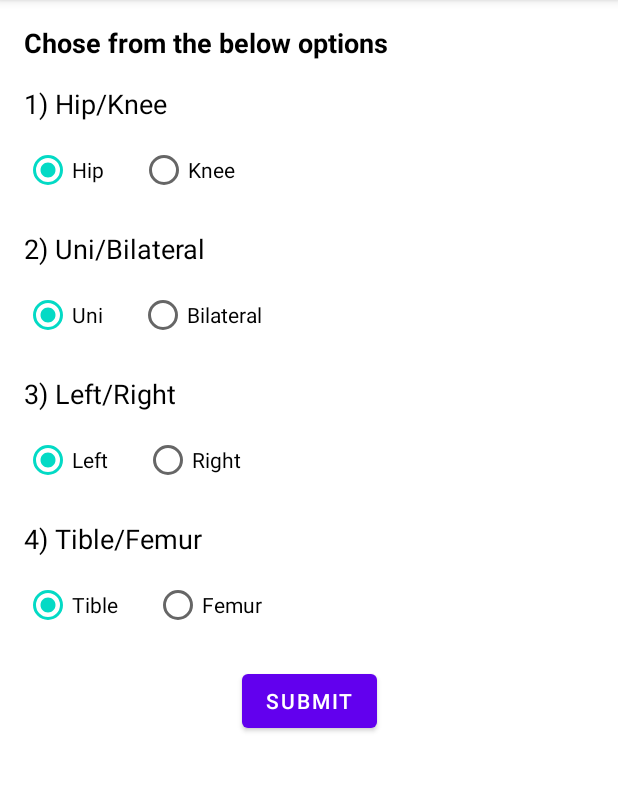
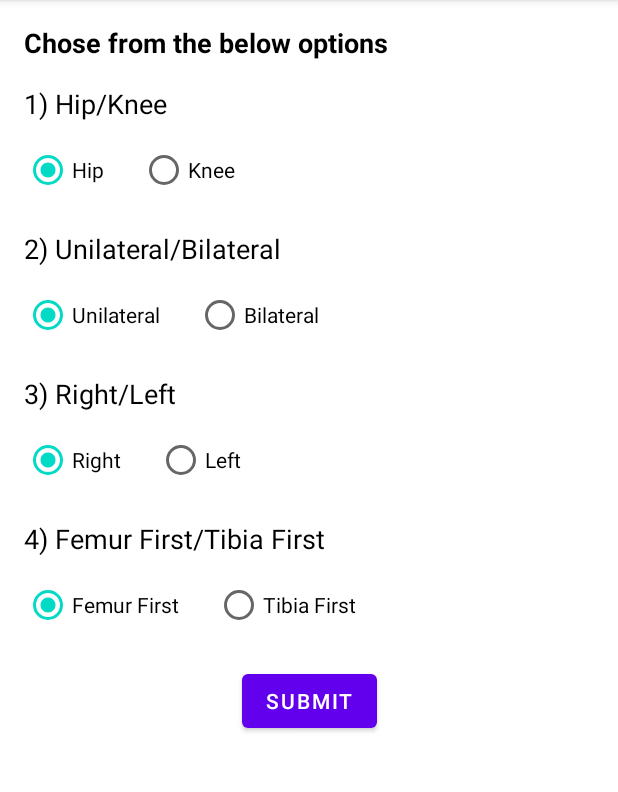
Before and after one commit to Sathish-Kumar-Kanagaraj/BLE, an Android app: the SelectionActivity screen opened directly, with no data from a screen before it, on a phone screen of 412 x 824 dp, the part 84-876 px from its top. Run offline under Robolectric (Android 15) with nearby library versions, the phone set to English and light mode, and no system bars.

```diff
--- a/app/src/main/res/layout/activity_selection.xml
+++ b/app/src/main/res/layout/activity_selection.xml
@@ -67,7 +67,7 @@
         android:layout_width="0dp"
         android:layout_height="wrap_content"
         android:layout_marginTop="16dp"
-        android:text="2) Uni/Bilateral"
+        android:text="2) Unilateral/Bilateral"
         android:textColor="@color/black"
         android:textSize="18sp"
         app:layout_constraintEnd_toEndOf="parent"
@@ -91,7 +91,7 @@
             android:layout_width="wrap_content"
             android:layout_height="wrap_content"
             android:checked="true"
-            android:text="Uni">
+            android:text="Unilateral">
 
         </androidx.appcompat.widget.AppCompatRadioButton>
 
@@ -110,7 +110,7 @@
         android:layout_width="0dp"
         android:layout_height="wrap_content"
         android:layout_marginTop="16dp"
-        android:text="3) Left/Right"
+        android:text="3) Right/Left"
         android:textColor="@color/black"
         android:textSize="18sp"
         app:layout_constraintEnd_toEndOf="parent"
@@ -129,23 +129,26 @@
         app:layout_constraintStart_toStartOf="@id/text_left"
         app:layout_constraintTop_toBottomOf="@+id/text_left">
 
+
+        <androidx.appcompat.widget.AppCompatRadioButton
+            android:id="@+id/radio_button_right"
+            android:layout_width="wrap_content"
+            android:layout_height="wrap_content"
+            android:checked="true"
+            android:text="Right">
+
+
+        </androidx.appcompat.widget.AppCompatRadioButton>
+
         <androidx.appcompat.widget.AppCompatRadioButton
             android:id="@+id/radio_button_left"
             android:layout_width="wrap_content"
-            android:checked="true"
+            android:layout_marginHorizontal="24dp"
             android:layout_height="wrap_content"
             android:text="Left">
 
         </androidx.appcompat.widget.AppCompatRadioButton>
 
-        <androidx.appcompat.widget.AppCompatRadioButton
-            android:id="@+id/radio_button_right"
-            android:layout_width="wrap_content"
-            android:layout_height="wrap_content"
-            android:layout_marginHorizontal="24dp"
-            android:text="Right">
-
-        </androidx.appcompat.widget.AppCompatRadioButton>
     </RadioGroup>
 
     <TextView
@@ -153,7 +156,7 @@
         android:layout_width="0dp"
         android:layout_height="wrap_content"
         android:layout_marginTop="16dp"
-        android:text="4) Tible/Femur"
+        android:text="4) Femur First/Tibia First"
         android:textColor="@color/black"
         android:textSize="18sp"
         app:layout_constraintEnd_toEndOf="parent"
@@ -173,22 +176,24 @@
         app:layout_constraintTop_toBottomOf="@+id/text_tibla">
 
         <androidx.appcompat.widget.AppCompatRadioButton
-            android:id="@+id/radio_button_tible"
+            android:id="@+id/radio_button_femur"
             android:layout_width="wrap_content"
             android:layout_height="wrap_content"
             android:checked="true"
-            android:text="Tible">
+            android:text="Femur First">
 
         </androidx.appcompat.widget.AppCompatRadioButton>
 
         <androidx.appcompat.widget.AppCompatRadioButton
-            android:id="@+id/radio_button_femur"
+            android:id="@+id/radio_button_tible"
             android:layout_width="wrap_content"
             android:layout_height="wrap_content"
             android:layout_marginHorizontal="24dp"
-            android:text="Femur">
+            android:text="Tibia First">
 
         </androidx.appcompat.widget.AppCompatRadioButton>
+
+
     </RadioGroup>
 
     <Button
```
Also changed, not shown: app/src/main/java/com/imufortka/Constants.kt (+5 -4 lines), app/src/main/java/com/imufortka/MainActivity.kt (+4 -4 lines), app/src/main/java/com/imufortka/PodScanActivity.kt (+8 -6 lines), app/src/main/java/com/imufortka/SelectionActivity.kt (+10 -10 lines).
